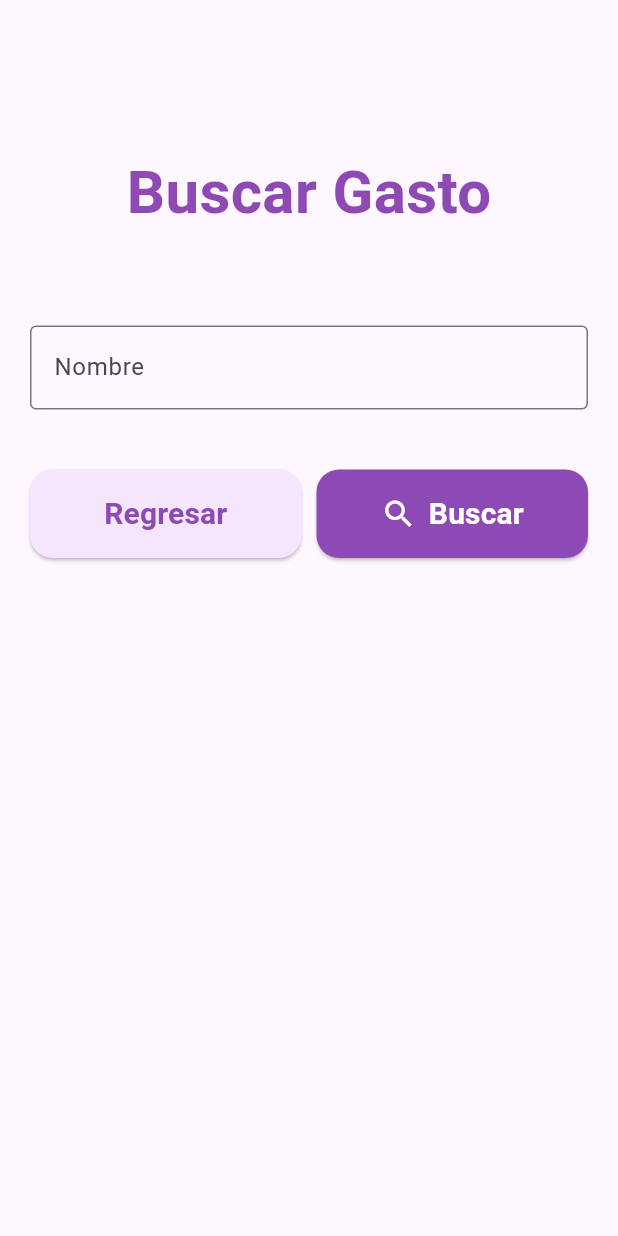
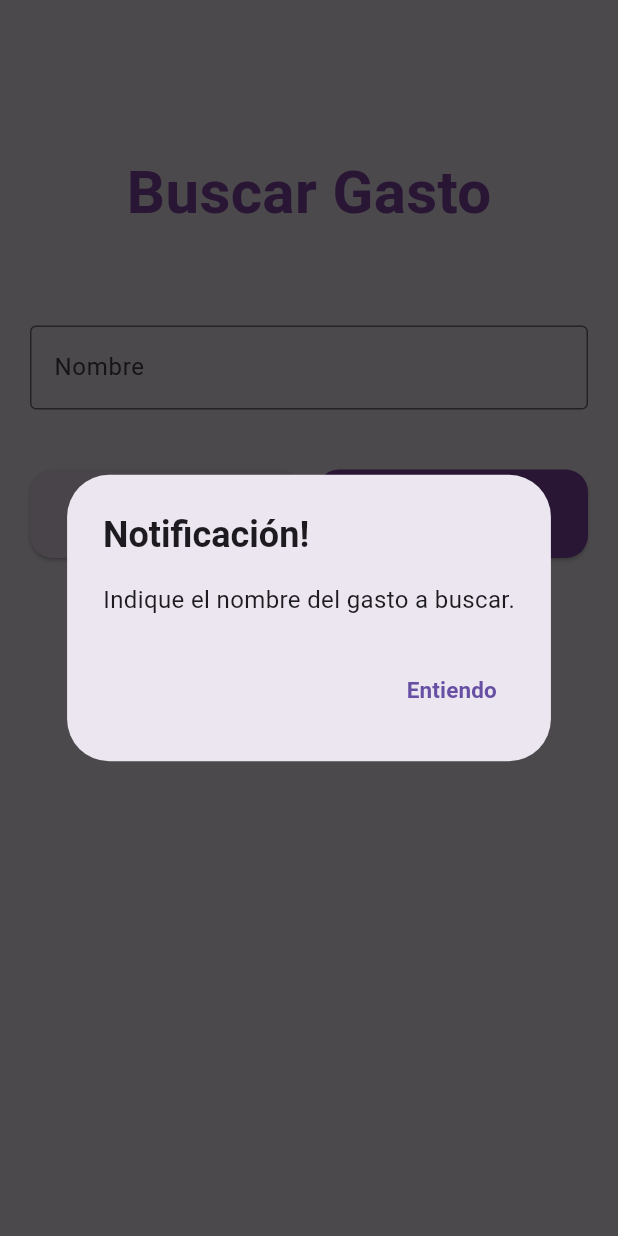
Before and after one commit to Dainerdev/flutter-app-2, a Flutter app: the SearchExpenseScreen screen opened directly, after a tap on "Buscar", on a phone screen of 412 x 824 dp. Run offline on Flutter 3.47's test engine with Material 3 defaults, Android fonts, the phone set to English and light mode, and no system bars; our stand-ins replace shared_preferences; accounts and stored records are empty.

Commit message:
Metodo para obtener gastos por nombre

```diff
--- a/lib/ui/expenseScreens/expense.search.dart
+++ b/lib/ui/expenseScreens/expense.search.dart
@@ -1,23 +1,29 @@
+// ignore_for_file: use_build_context_synchronously
+
+import 'dart:convert';
+
 import 'package:flutter/material.dart';
 import 'package:flutter_app_und4/models/expense.model.dart';
 import 'package:flutter_app_und4/ui/expenseScreens/expense.dart';
 import 'package:flutter_app_und4/ui/login.dart';
+import 'package:http/http.dart' as http;
 
 class SearchExpenseScreen extends StatefulWidget {
   const SearchExpenseScreen({super.key});
 
   @override
-  State<SearchExpenseScreen> createState() => _SearchEarningScreenState();
+  State<SearchExpenseScreen> createState() => _SearchExpenseScreenState();
 
 }
 
-class _SearchEarningScreenState extends State<SearchExpenseScreen> {
+class _SearchExpenseScreenState extends State<SearchExpenseScreen> {
 
   // identificadores
   final nameField = TextEditingController();
 
-  // Lista de ingresos
-  List<Expense> earnings = [];
+  // Lista de gastos
+  List<Expense> expenses = [];
+
   String? userId;
   Map<String, dynamic>? userData;
 
@@ -36,6 +42,80 @@ class _SearchEarningScreenState extends State<SearchExpenseScreen> {
     setState(() {
       userId = id;
     });
+  }
+
+  // Metodo para buscar gastos por nombre
+  Future<void> _searchExpensesByName(String name) async {
+
+    final user = userId!;
+
+    final apiUrl = Uri.parse('http://10.0.2.2:3312/api/expenses/name/$user/$name');
+
+    try {
+      final response = await http.get(apiUrl);
+
+      if (response.statusCode == 200) {
+        showDialog(
+          context: context,
+          barrierDismissible: false,
+          barrierColor: Color.fromARGB(180, 0, 0, 0),
+          builder: (BuildContext context) {
+            return AlertDialog(
+              title: Text(
+                'Notifiación!',
+                style: TextStyle(
+                  fontWeight: FontWeight.bold
+                ),
+              ),
+              content: SingleChildScrollView(
+                child: ListBody(
+                  children: [
+                    Text(
+                      'Se encontró almenos un gasto con el nombre indicado.',
+                      style: TextStyle(
+                        fontSize: 16
+                      ),
+                    ),
+                  ],
+                ),
+              ),
+              actions: [
+                TextButton(
+                  onPressed: (){
+                    Navigator.of(context).pop();
+                  },
+                  child: Text(
+                    'Entiendo',
+                    style: TextStyle(
+                      fontSize: 15,
+                      fontWeight: FontWeight.bold
+                    ),
+                  )
+                ),
+              ],
+            );
+          }
+        );
+
+        // Decodificar la respuesta en formato JSON
+        List<dynamic> jsonData = json.decode(response.body);
+
+        // Convertir la lista de JSON a una lista de objetos Expenses
+        setState(() {
+          expenses = jsonData.map((data) => Expense.fromJson(data)).toList();
+        });
+
+      } else {
+        ScaffoldMessenger.of(context).showSnackBar(
+          SnackBar(content: Text('No se encontraron gastos con ese nombre.'))
+        );
+      }
+
+    } catch (e) {
+      ScaffoldMessenger.of(context).showSnackBar(
+        SnackBar(content: Text('Error: $e'))
+      );
+    }
   }
 
   @override
@@ -102,6 +182,52 @@ class _SearchEarningScreenState extends State<SearchExpenseScreen> {
                     child: ElevatedButton.icon(
                       onPressed: (){
 
+                        if (nameField.text == '') {
+                          showDialog(
+                            context: context,
+                            barrierDismissible: false,
+                            barrierColor: Color.fromARGB(180, 0, 0, 0),
+                            builder: (BuildContext context) {
+                              return AlertDialog(
+                                title: Text('Notificación!',
+                                  style: TextStyle(
+                                    fontWeight: FontWeight.bold
+                                  ),
+                                ),
+                                content: SingleChildScrollView(
+                                  child: ListBody(
+                                    children: [
+                                      Text(
+                                        'Indique el nombre del gasto a buscar.',
+                                        style: TextStyle(
+                                          fontSize: 16
+                                        ),
+                                      )
+                                    ],
+                                  ),
+                                ),
+                                actions: [
+                                  TextButton(
+                                    onPressed: (){
+                                      Navigator.of(context).pop();
+                                    },
+                                    child: Text(
+                                      'Entiendo',
+                                      style: TextStyle(
+                                        fontSize: 15,
+                                        fontWeight: FontWeight.bold
+                                      ),
+                                    )
+                                  )
+                                ],
+                              );
+                            }
+                          );
+
+                        } else {
+                          _searchExpensesByName(nameField.text);
+                        }
+
                       },
                       style: ElevatedButton.styleFrom(
                         backgroundColor: Color.fromARGB(255, 141, 74, 180),
@@ -127,6 +253,43 @@ class _SearchEarningScreenState extends State<SearchExpenseScreen> {
                   )
                 ],
               ),
+
+              const SizedBox(height: 50),
+
+              Text('Información del Gasto:',
+                style: TextStyle(
+                  fontSize: 20
+                ),
+              ),
+
+              // Informacion del Gasto
+              ListView.builder(
+                shrinkWrap: true,
+                itemCount: expenses.length,
+                itemBuilder: (context, index) {
+                  final expense = expenses[index];
+                  return Card(
+                    color: Color.fromARGB(255, 245, 230, 253),
+                    elevation: 6,
+                    margin: EdgeInsets.symmetric(vertical: 10),
+                    child: ListTile(
+                      title: Text('Monto: \$${expense.amount.toStringAsFixed(2)}',
+                      style: TextStyle(
+                          fontSize: 22,
+                          color: Color.fromARGB(255, 141, 74, 180),
+                          fontWeight: FontWeight.bold
+                        ),
+                      ),
+                      subtitle: Text('Nombre: ${expense.name}\nDescripción: ${expense.description}',
+                        style: TextStyle(
+                          fontSize: 18
+                        ),
+                      ),
+                      isThreeLine: true,
+                    ),
+                  );
+                },
+              ),
             ],
           ),
         ),
```
